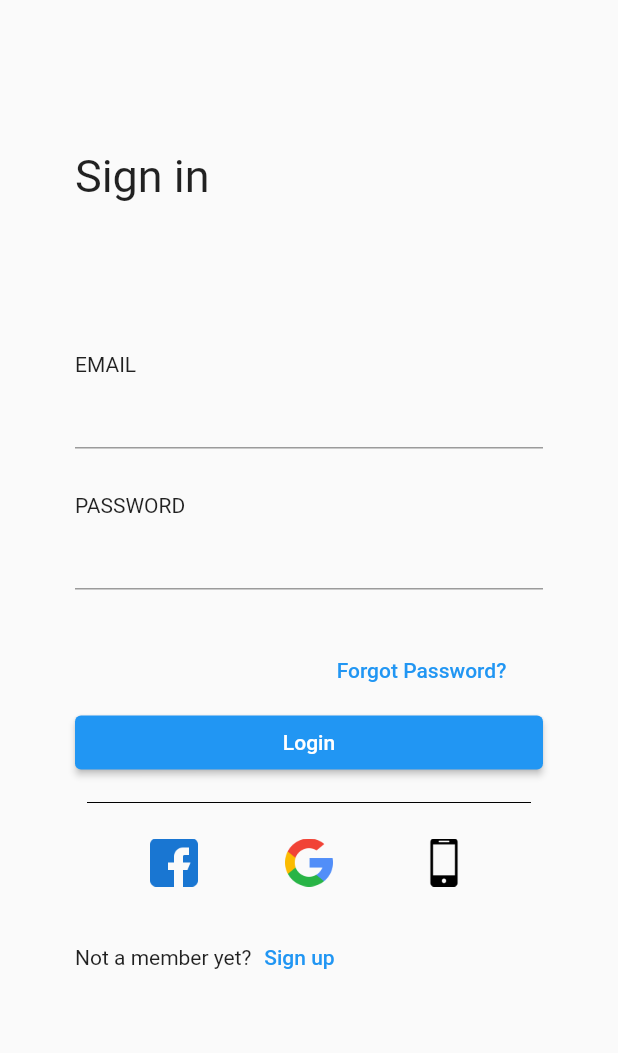
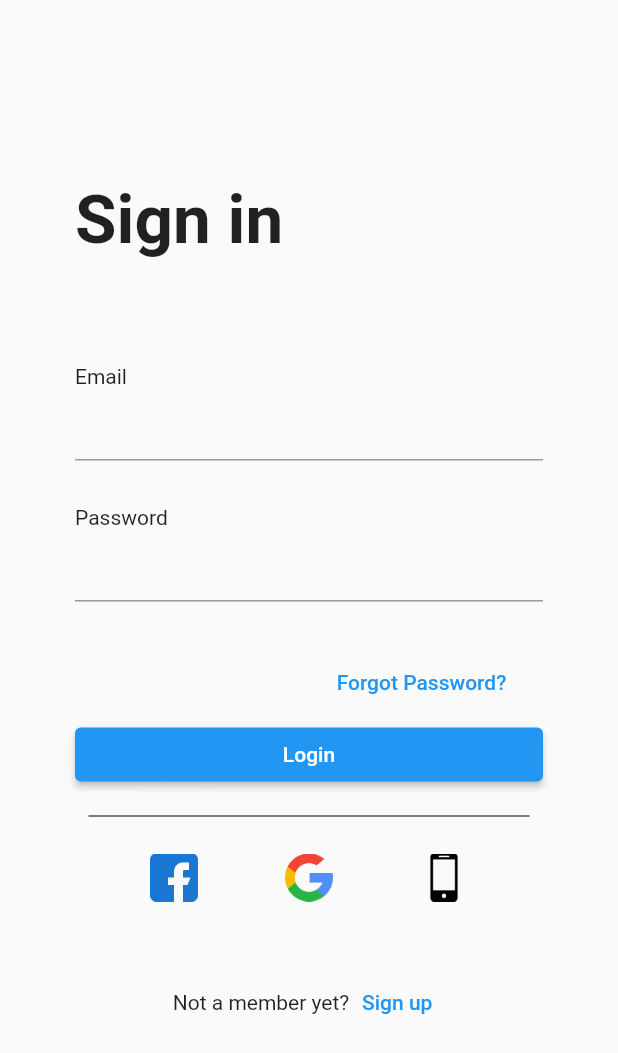
Before and after one commit to convitnhodev/Advanced-Mobile-Course, a Flutter app: the SignInPage screen opened by its route, on a phone screen of 412 x 824 dp. Shown: the top 1053 px of the screen. Run offline on Flutter 3.47's test engine with Material 2 defaults, Android fonts, the phone set to English and light mode, and no system bars; our stand-ins replace flutter_screenutil, get.

Commit message:
chore: apply new form for screen 2

```diff
--- a/lib/pages/frame/sign_in/view.dart
+++ b/lib/pages/frame/sign_in/view.dart
@@ -12,30 +12,32 @@ class SignInPage extends GetView<SignInController> {
 
       body:  SingleChildScrollView(
         child: Padding(
-          padding: const EdgeInsets.only(top: 100, left: 50, right: 50 ),
+          padding: const EdgeInsets.only(top: 120, left: 50, right: 50 ),
           child: Column(
             crossAxisAlignment: CrossAxisAlignment.stretch,
             children: [
               const Text(
                 'Sign in',
                 style: TextStyle(
-                  fontSize: 30
+                  fontSize: 45,
+                  fontWeight: FontWeight.bold
+
                 ),
               ),
 
               SizedBox(
-                height: 100,
+                height: 70,
               ),
               Container(
                 child: Column(
                   crossAxisAlignment: CrossAxisAlignment.stretch,
                   children: [
-                    const Text('EMAIL'),
+                    const Text('Email'),
                     const TextField(),
                     SizedBox(
                       height: 30,
                     ),
-                    const Text('PASSWORD'),
+                    const Text('Password'),
                     const TextField(),
                            SizedBox(
                       height: 30,
@@ -50,7 +52,7 @@ class SignInPage extends GetView<SignInController> {
 
               ),
               const Padding(
-                padding: EdgeInsets.all(8.0),
+                padding: EdgeInsets.all(9),
                 child: SizedBox(
                   child: Divider(color: Colors.black),
                 ),
@@ -65,10 +67,10 @@ class SignInPage extends GetView<SignInController> {
               ),
 
               Padding(
-                padding: const EdgeInsets.only(top: 15),
+                padding: const EdgeInsets.only(top: 35),
                 child: Row(
+                  mainAxisAlignment: MainAxisAlignment.center,
                   children: [
-
                     const Text('Not a member yet?'),
                     TextButton(onPressed: () {}, child: const Text('Sign up', ))
                   ],
```
Also changed, not shown: lib/pages/frame/tutors_list/view.dart (+98 -1 lines).
